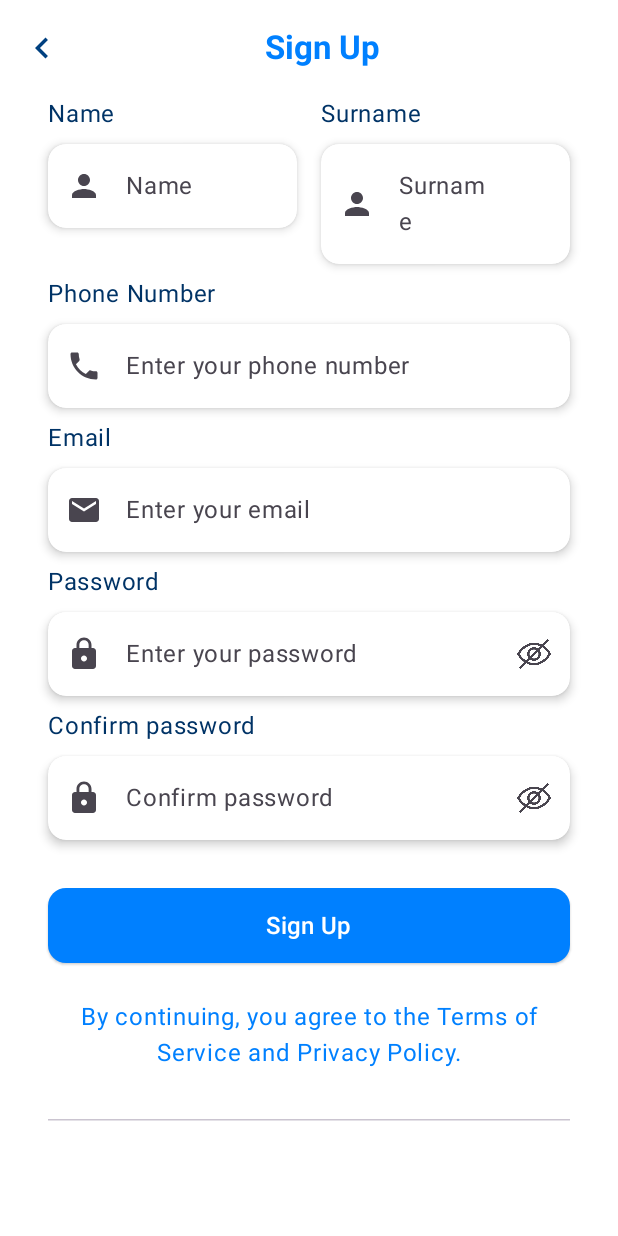
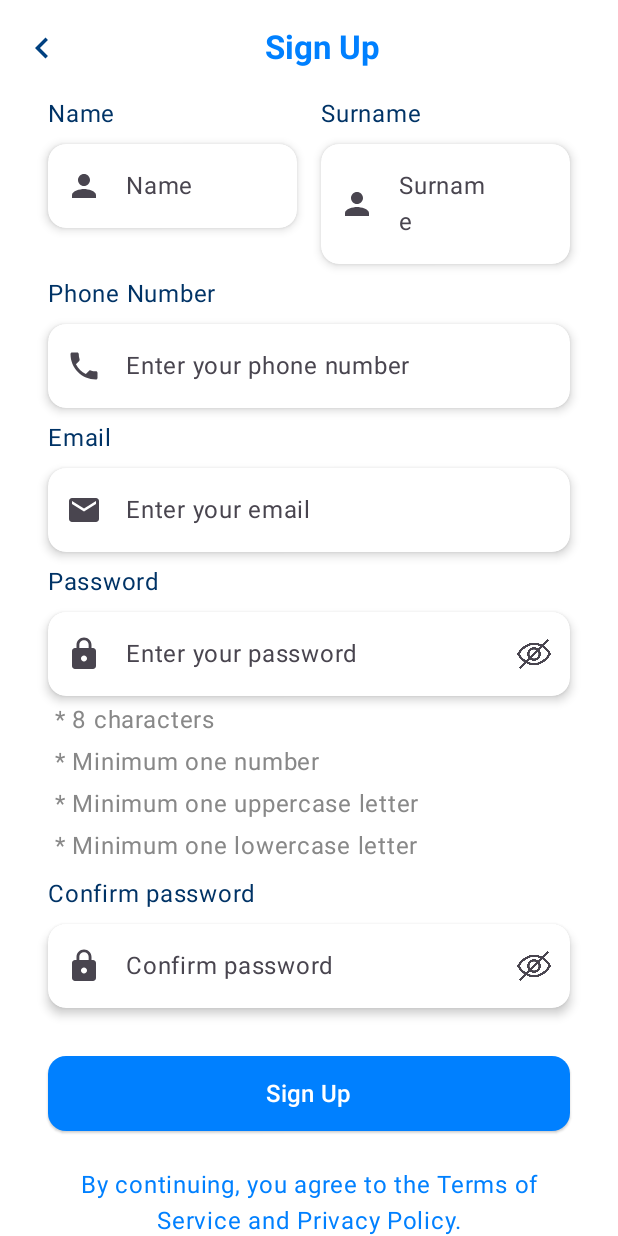
Before and after one commit to Bekir-Caglar/BluChat, an Android app built with Jetpack Compose: the SignUpScreen screen opened through its navigation route, on a phone screen of 412 x 824 dp. Run offline under Robolectric (Android 15) with nearby library versions, the phone set to English and light mode, and no system bars; our stand-ins replace Dagger/Hilt's generated code, Firebase (no records; nobody signed in at launch, a user with empty details on screens opened directly), Shimmer; libraries missing offline, so code that uses them is left out: com.facebook, com.facebook.appevents; 3 statements that could not run were skipped.

Commit message:
feat: Added live password rules terms

```diff
--- a/app/src/main/java/com/bekircaglar/bluchat/presentation/auth/component/AuthTextField.kt
+++ b/app/src/main/java/com/bekircaglar/bluchat/presentation/auth/component/AuthTextField.kt
@@ -46,7 +46,8 @@ fun AuthTextField(
     keyboardType: KeyboardType = KeyboardType.Text,
     title: String? = null,
     modifier: Modifier = Modifier,
-    visualTransformation: VisualTransformation = VisualTransformation.None
+    visualTransformation: VisualTransformation = VisualTransformation.None,
+    supportedTextList: List<Pair<String, Boolean>> = emptyList()
 ) {
     var passwordVisible by remember { mutableStateOf(false) }
 
@@ -97,6 +98,13 @@ fun AuthTextField(
                 .shadow(4.dp, shape = MaterialTheme.shapes.medium)
                 .clip(shape = ShapeDefaults.Medium)
         )
+        supportedTextList.forEach { (text, isValid) ->
+            Text(
+                text = " * $text",
+                color = if (isValid) MaterialTheme.colorScheme.primary else Color.Gray,
+                modifier = Modifier.padding(top = 4.dp)
+            )
+        }
     }
 }
 
@@ -109,6 +117,10 @@ fun AuthTextFieldPreview() {
         onValueChange = {},
         leadingIcon = Icons.Default.Email,
         title = "Email",
-        modifier = Modifier.border(1.dp, Color.Red, MaterialTheme.shapes.medium)
+        modifier = Modifier.border(1.dp, Color.Red, MaterialTheme.shapes.medium),
+        supportedTextList = listOf(
+            "8 characters" to false,
+            "Minimum one number" to true
+        )
     )
 }
--- a/app/src/main/java/com/bekircaglar/bluchat/presentation/auth/signup/SignUpScreen.kt
+++ b/app/src/main/java/com/bekircaglar/bluchat/presentation/auth/signup/SignUpScreen.kt
@@ -44,6 +44,7 @@ import com.bekircaglar.bluchat.presentation.auth.component.AuthTextField
 import com.bekircaglar.bluchat.presentation.component.ChatAppTopBar
 import com.bekircaglar.bluchat.R
 import com.bekircaglar.bluchat.presentation.auth.component.PhoneVisualTransformation
+import com.bekircaglar.bluchat.utils.passwordBorder
 
 @Composable
 fun SignUpScreen(navController: NavController) {
@@ -184,8 +185,15 @@ fun SignUpScreen(navController: NavController) {
                         value = passwordRegister,
                         onValueChange = { passwordRegister = it },
                         leadingIcon = Icons.Default.Lock,
+
                         keyboardType = KeyboardType.Password,
-                        title = stringResource(R.string.password)
+                        title = stringResource(R.string.password),
+                        supportedTextList = listOf(
+                            "8 characters" to (passwordRegister.length >= 8),
+                            "Minimum one number" to passwordRegister.any { it.isDigit() },
+                            "Minimum one uppercase letter" to passwordRegister.any { it.isUpperCase() },
+                            "Minimum one lowercase letter" to passwordRegister.any { it.isLowerCase() }
+                        )
                     )
                     Spacer(modifier = Modifier.padding(top = 8.dp))
 
@@ -196,11 +204,8 @@ fun SignUpScreen(navController: NavController) {
                         leadingIcon = Icons.Default.Lock,
                         keyboardType = KeyboardType.Password,
                         title = "Confirm password",
-                        modifier = if (passwordRegister != confirmPassword) {
-                            Modifier.border(1.dp, Color.Red, MaterialTheme.shapes.medium)
-                        } else {
-                            Modifier
-                        }
+                        modifier = Modifier.passwordBorder(passwordRegister == confirmPassword),
+
                     )
 
                     Spacer(modifier = Modifier.padding(top = 32.dp))
--- a/app/src/main/java/com/bekircaglar/bluchat/presentation/message/MessageScreen.kt
+++ b/app/src/main/java/com/bekircaglar/bluchat/presentation/message/MessageScreen.kt
@@ -115,8 +115,9 @@ fun MessageScreen(navController: NavController, chatId: String) {
 
     val screenState by viewModel.state.collectAsStateWithLifecycle()
 
-    viewModel.getPinnedMessages(chatId)
-
+    LaunchedEffect(Unit) {
+        viewModel.getPinnedMessages(chatId)
+    }
 
 
     val galleryLauncher = rememberLauncherForActivityResult(
--- a/app/src/main/java/com/bekircaglar/bluchat/utils/Extensions.kt
+++ b/app/src/main/java/com/bekircaglar/bluchat/utils/Extensions.kt
@@ -1,7 +1,14 @@
 package com.bekircaglar.bluchat.utils
 
 import android.annotation.SuppressLint
+import androidx.compose.foundation.ExperimentalFoundationApi
+import androidx.compose.foundation.border
+import androidx.compose.foundation.combinedClickable
+import androidx.compose.foundation.layout.fillMaxWidth
+import androidx.compose.foundation.layout.padding
 import androidx.compose.foundation.shape.RoundedCornerShape
+import androidx.compose.material3.MaterialTheme
+import androidx.compose.runtime.Composable
 import androidx.compose.ui.Modifier
 import androidx.compose.ui.composed
 import androidx.compose.ui.graphics.Color
@@ -32,3 +39,26 @@ fun Modifier.placeholder(
         highlight = highlight
     )
 }
+
+@Composable
+fun Modifier.passwordBorder(isValid: Boolean): Modifier {
+    return if (isValid) {
+        this
+    } else {
+        this.border(1.dp, Color.Red, MaterialTheme.shapes.medium)
+    }
+}
+
+@OptIn(ExperimentalFoundationApi::class)
+fun Modifier.chatBubbleModifier(isSentByMe: Boolean, onLongClick: () -> Unit): Modifier {
+    return this
+        .fillMaxWidth()
+        .padding(8.dp)
+        .then(
+            if (isSentByMe) {
+                Modifier.combinedClickable(enabled = true, onClick = {}, onLongClick = onLongClick)
+            } else {
+                Modifier
+            }
+        )
+}
```
Also changed, not shown: app/src/main/java/com/bekircaglar/bluchat/presentation/message/component/ChatBubble.kt (+3 -11 lines).
